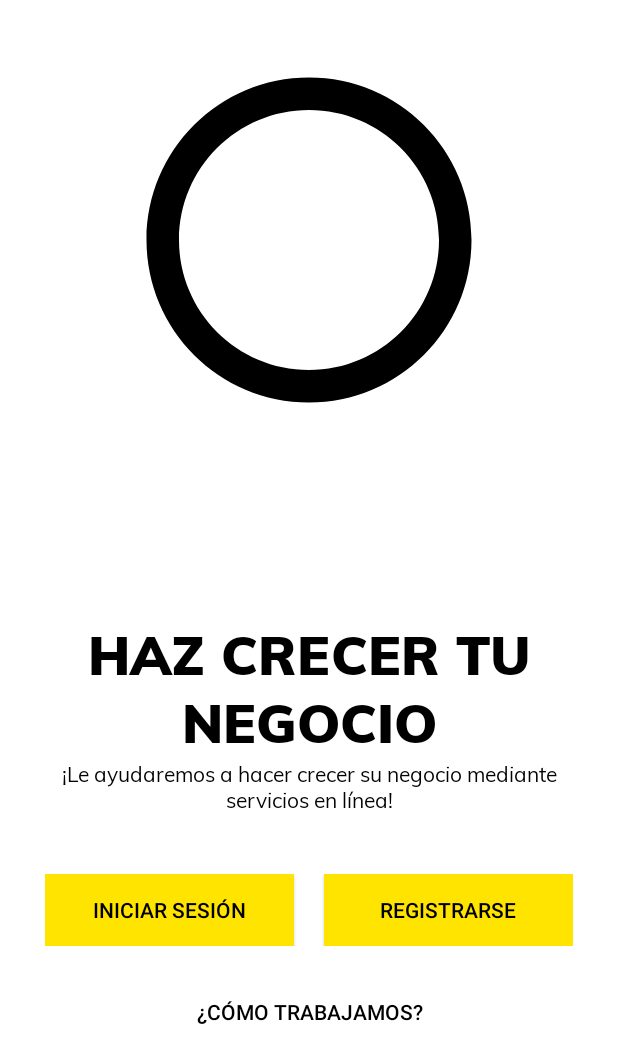
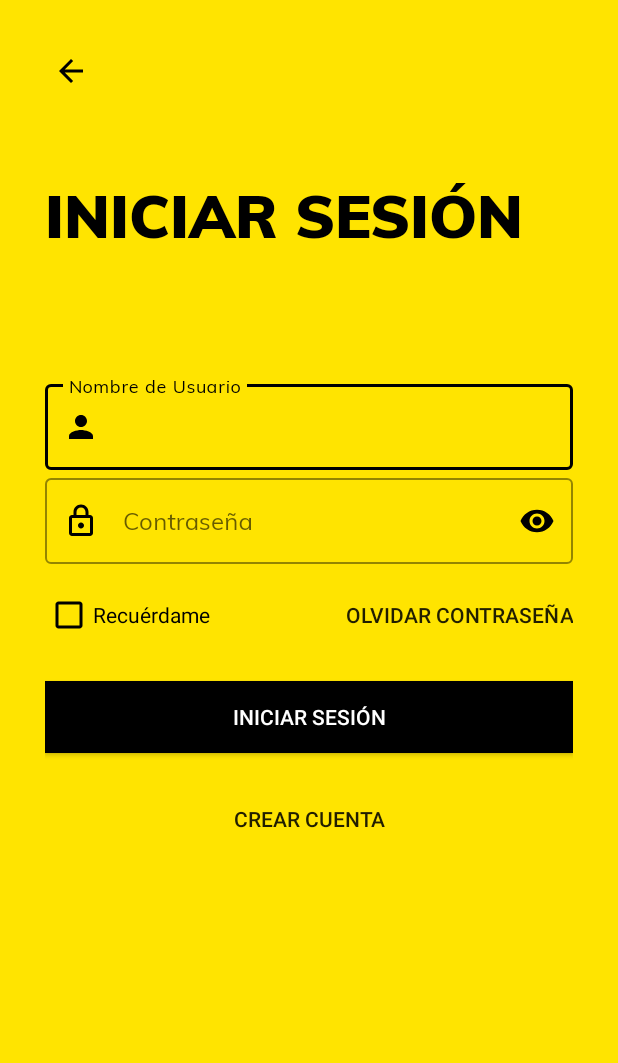
Before and after one commit to DBR22/GuideMaps, an Android app: the Login screen opened directly, with no data from a screen before it, on a phone screen of 412 x 824 dp. Shown: the top 1063 px of the screen. Run offline under Robolectric (Android 15) with nearby library versions, the phone set to English and light mode, and no system bars.

Commit message:
Login and Register

```diff
--- a/app/build.gradle
+++ b/app/build.gradle
@@ -35,4 +35,5 @@ dependencies {
     testImplementation 'junit:junit:4.13.2'
     androidTestImplementation 'androidx.test.ext:junit:1.1.3'
     androidTestImplementation 'androidx.test.espresso:espresso-core:3.4.0'
+    implementation 'com.google.android.material:material:1.6.1'
 }
--- a/app/src/main/java/com/example/guidemaps/Common/Login/RetailerStartUpScreen.java
+++ b/app/src/main/java/com/example/guidemaps/Common/LoginSignup/Login.java
@@ -1,4 +1,4 @@
-package com.example.guidemaps.Common.Login;
+package com.example.guidemaps.Common.LoginSignup;
 
 import androidx.appcompat.app.AppCompatActivity;
 
@@ -7,12 +7,12 @@ import android.view.WindowManager;
 
 import com.example.guidemaps.R;
 
-public class RetailerStartUpScreen extends AppCompatActivity {
+public class Login extends AppCompatActivity {
 
     @Override
     protected void onCreate(Bundle savedInstanceState) {
         super.onCreate(savedInstanceState);
         getWindow().setFlags(WindowManager.LayoutParams.FLAG_FULLSCREEN,WindowManager.LayoutParams.FLAG_FULLSCREEN);
-        setContentView(R.layout.activity_retailer_start_up_screen);
+        setContentView(R.layout.activity_retailer_login);
     }
 }
--- /dev/null
+++ b/app/src/main/java/com/example/guidemaps/Common/LoginSignup/RetailerStartUpScreen.java
@@ -0,0 +1,37 @@
+package com.example.guidemaps.Common.LoginSignup;
+
+import androidx.appcompat.app.AppCompatActivity;
+
+import android.app.ActivityOptions;
+import android.content.Intent;
+import android.os.Bundle;
+import android.util.Pair;
+import android.view.View;
+import android.view.WindowManager;
+
+import com.example.guidemaps.R;
+
+public class RetailerStartUpScreen extends AppCompatActivity {
+
+    @Override
+    protected void onCreate(Bundle savedInstanceState) {
+        super.onCreate(savedInstanceState);
+        getWindow().setFlags(WindowManager.LayoutParams.FLAG_FULLSCREEN,WindowManager.LayoutParams.FLAG_FULLSCREEN);
+        setContentView(R.layout.activity_retailer_start_up_screen);
+    }
+
+    public void callLoginScreen(View view) {
+
+        Intent intent = new Intent(getApplicationContext(),Login.class);
+
+        Pair[] pairs = new Pair[1];
+        pairs[0] = new Pair<View,String>(findViewById(R.id.login_btn),"transition_login");
+
+        if (android.os.Build.VERSION.SDK_INT >= android.os.Build.VERSION_CODES.LOLLIPOP) {
+            ActivityOptions options = ActivityOptions.makeSceneTransitionAnimation(RetailerStartUpScreen.this,pairs);
+            startActivity(intent,options.toBundle());
+        } else startActivity(intent);
+
+    }
+
+}
--- a/app/src/main/java/com/example/guidemaps/User/UserDashboard.java
+++ b/app/src/main/java/com/example/guidemaps/User/UserDashboard.java
@@ -16,7 +16,7 @@ import android.view.WindowManager;
 import android.widget.ImageView;
 import android.widget.LinearLayout;
 
-import com.example.guidemaps.Common.Login.RetailerStartUpScreen;
+import com.example.guidemaps.Common.LoginSignup.RetailerStartUpScreen;
 import com.example.guidemaps.HelperClasses.HomeAdapter.CategoriesAdapter;
 import com.example.guidemaps.HelperClasses.HomeAdapter.CategoriesHelperClass;
 import com.example.guidemaps.HelperClasses.HomeAdapter.FeaturedAdapter;
--- /dev/null
+++ b/app/src/main/res/drawable/field_password_icon.xml
@@ -0,0 +1,5 @@
+<vector android:height="24dp" android:tint="#000000"
+    android:viewportHeight="24" android:viewportWidth="24"
+    android:width="24dp" xmlns:android="http://schemas.android.com/apk/res/android">
+    <path android:fillColor="@android:color/white" android:pathData="M18,8h-1L17,6c0,-2.76 -2.24,-5 -5,-5S7,3.24 7,6v2L6,8c-1.1,0 -2,0.9 -2,2v10c0,1.1 0.9,2 2,2h12c1.1,0 2,-0.9 2,-2L20,10c0,-1.1 -0.9,-2 -2,-2zM9,6c0,-1.66 1.34,-3 3,-3s3,1.34 3,3v2L9,8L9,6zM18,20L6,20L6,10h12v10zM12,17c1.1,0 2,-0.9 2,-2s-0.9,-2 -2,-2 -2,0.9 -2,2 0.9,2 2,2z"/>
+</vector>
--- /dev/null
+++ b/app/src/main/res/layout/activity_retailer_login.xml
@@ -0,0 +1,128 @@
+<?xml version="1.0" encoding="utf-8"?>
+<ScrollView xmlns:android="http://schemas.android.com/apk/res/android"
+    xmlns:app="http://schemas.android.com/apk/res-auto"
+    xmlns:tools="http://schemas.android.com/tools"
+    android:layout_width="match_parent"
+    android:layout_height="match_parent"
+    android:background="@color/colorPrimary"
+    android:padding="30dp"
+    tools:context=".Common.LoginSignup.Login"
+    android:transitionName="transition_login">
+
+    <LinearLayout
+        android:layout_width="match_parent"
+        android:layout_height="wrap_content"
+        android:orientation="vertical">
+
+        <ImageView
+            android:id="@+id/login_back_button"
+            android:layout_width="wrap_content"
+            android:layout_height="wrap_content"
+            android:padding="5dp"
+            android:src="@drawable/general_back_icon" />
+
+        <TextView
+            android:layout_width="wrap_content"
+            android:layout_height="wrap_content"
+            android:layout_marginTop="50dp"
+            android:fontFamily="@font/muli_black"
+            android:text="@string/login"
+            android:textAllCaps="true"
+            android:textColor="@color/black"
+            android:textSize="40sp" />
+
+        <LinearLayout
+            android:layout_width="match_parent"
+            android:layout_height="wrap_content"
+            android:layout_marginTop="80dp"
+            android:orientation="vertical">
+
+            <com.google.android.material.textfield.TextInputLayout
+                style="@style/Widget.MaterialComponents.TextInputLayout.OutlinedBox"
+                android:layout_width="match_parent"
+                android:layout_height="wrap_content"
+                android:hint="@string/enter_username"
+                app:boxStrokeColor="@color/black"
+                app:boxStrokeWidthFocused="2dp"
+                app:endIconMode="clear_text"
+                app:endIconTint="@color/black"
+                app:hintTextColor="@color/black"
+                app:startIconDrawable="@drawable/menu_profile_icon"
+                app:startIconTint="@color/black">
+
+                <com.google.android.material.textfield.TextInputEditText
+                    android:layout_width="match_parent"
+                    android:layout_height="match_parent"
+                    android:fontFamily="@font/muli"
+                    android:inputType="text"
+                    android:textColor="@color/black" />
+
+            </com.google.android.material.textfield.TextInputLayout>
+
+            <com.google.android.material.textfield.TextInputLayout
+                style="@style/Widget.MaterialComponents.TextInputLayout.OutlinedBox"
+                android:layout_width="match_parent"
+                android:layout_height="wrap_content"
+                android:hint="@string/enter_password"
+                app:boxStrokeColor="@color/black"
+                app:boxStrokeWidthFocused="2dp"
+                app:endIconMode="password_toggle"
+                app:endIconTint="@color/black"
+                app:hintTextColor="@color/black"
+                app:startIconDrawable="@drawable/field_password_icon"
+                app:startIconTint="@color/black">
+
+                <com.google.android.material.textfield.TextInputEditText
+                    android:layout_width="match_parent"
+                    android:layout_height="match_parent"
+                    android:fontFamily="@font/muli"
+                    android:inputType="textPassword"
+                    android:textColor="@color/black" />
+
+            </com.google.android.material.textfield.TextInputLayout>
+
+            <RelativeLayout
+                android:layout_width="match_parent"
+                android:layout_height="wrap_content"
+                android:layout_marginTop="10dp">
+
+                <CheckBox
+                    style="@style/Widget.AppCompat.CompoundButton.CheckBox"
+                    android:layout_width="wrap_content"
+                    android:layout_height="wrap_content"
+                    android:layout_centerVertical="true"
+                    android:buttonTint="@color/black"
+                    android:text="@string/remember_me"
+                    android:textColor="@color/black" />
+
+                <Button
+                    android:layout_width="wrap_content"
+                    android:layout_height="wrap_content"
+                    android:layout_alignParentEnd="true"
+                    android:layout_alignParentRight="true"
+                    android:background="#00000000"
+                    android:text="@string/forget_password" />
+
+            </RelativeLayout>
+
+            <Button
+                android:layout_width="match_parent"
+                android:layout_height="wrap_content"
+                android:text="@string/login"
+                android:background="@color/black"
+                android:textColor="@color/white"
+                android:layout_marginTop="20dp"/>
+
+            <Button
+                android:layout_width="wrap_content"
+                android:layout_height="wrap_content"
+                android:text="@string/create_account"
+                android:background="#00000000"
+                android:layout_gravity="center"
+                android:layout_marginTop="20dp"/>
+
+        </LinearLayout>
+
+    </LinearLayout>
+
+</ScrollView>
--- a/app/src/main/res/layout/activity_retailer_start_up_screen.xml
+++ b/app/src/main/res/layout/activity_retailer_start_up_screen.xml
@@ -5,7 +5,7 @@
     android:layout_height="match_parent"
     android:background="@color/white"
     android:padding="30dp"
-    tools:context=".Common.Login.RetailerStartUpScreen">
+    tools:context=".Common.LoginSignup.RetailerStartUpScreen">
 
     <LinearLayout
         android:layout_width="match_parent"
@@ -44,22 +44,28 @@
             android:layout_marginTop="40dp">
 
             <Button
+                android:id="@+id/login_btn"
                 android:layout_width="0dp"
                 android:layout_height="wrap_content"
+                android:layout_marginEnd="10dp"
                 android:layout_marginRight="10dp"
                 android:layout_weight="1"
+                android:onClick="callLoginScreen"
                 android:background="@color/colorPrimary"
                 android:text="@string/login"
-                android:textColor="@color/black" />
+                android:textColor="@color/black"
+                android:transitionName="transition_login"/>
 
             <Button
+                android:id="@+id/signup_btn"
                 android:layout_width="0dp"
                 android:layout_height="wrap_content"
                 android:layout_marginLeft="10dp"
                 android:layout_weight="1"
                 android:background="@color/colorPrimary"
                 android:text="@string/sign_up"
-                android:textColor="@color/black" />
+                android:textColor="@color/black"
+                tools:ignore="ButtonStyle"/>
 
         </LinearLayout>
 
--- a/app/src/main/res/values/strings.xml
+++ b/app/src/main/res/values/strings.xml
@@ -50,13 +50,9 @@
     <string name="search">Buscar</string>
     <string name="all_categories">Categorías</string>
     <string name="add_missing_place">Añadir Lugar</string>
-
-    <!-- Profile -->
     <string name="login">Iniciar Sesión</string>
     <string name="profile">Perfil</string>
     <string name="logout">Cerrar Sesión</string>
-
-    <!-- Share -->
     <string name="share">Compartir</string>
     <string name="rate_us">Califícanos</string>
 
@@ -76,4 +72,9 @@
     <string name="remember_me">Recuérdame</string>
     <string name="forget_password">Olvidar Contraseña</string>
 
+
+    <!-- Login -->
+    <string name="enter_username">Nombre de Usuario</string>
+    <string name="enter_password">Contraseña</string>
+
 </resources>
--- a/app/src/main/res/values/styles.xml
+++ b/app/src/main/res/values/styles.xml
@@ -2,7 +2,7 @@
 <resources>
 
     <!-- Base application theme. -->
-    <style name="AppTheme" parent="Theme.AppCompat.Light.NoActionBar">
+    <style name="AppTheme" parent="Theme.MaterialComponents.Light.NoActionBar.Bridge">
         <item name="colorPrimary">@color/colorPrimary</item>
         <item name="colorPrimaryDark">@color/colorPrimaryDark</item>
         <item name="colorAccent">@color/colorAccent</item>
```
Also changed, not shown: app/src/main/AndroidManifest.xml (+7 -4 lines).
